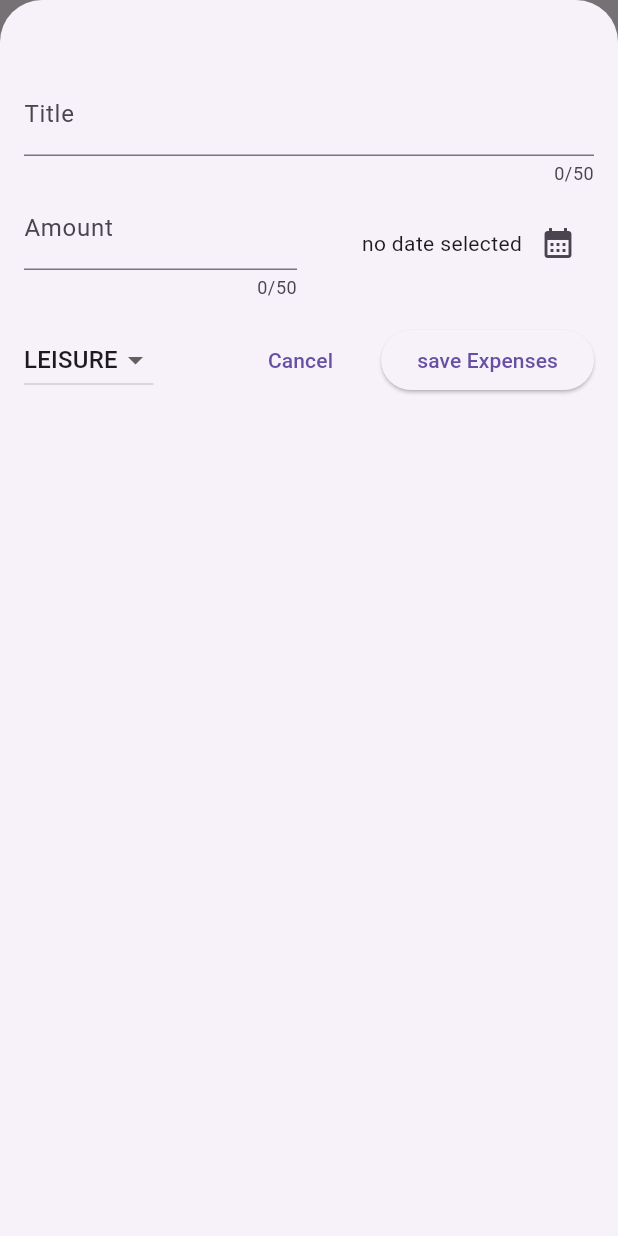
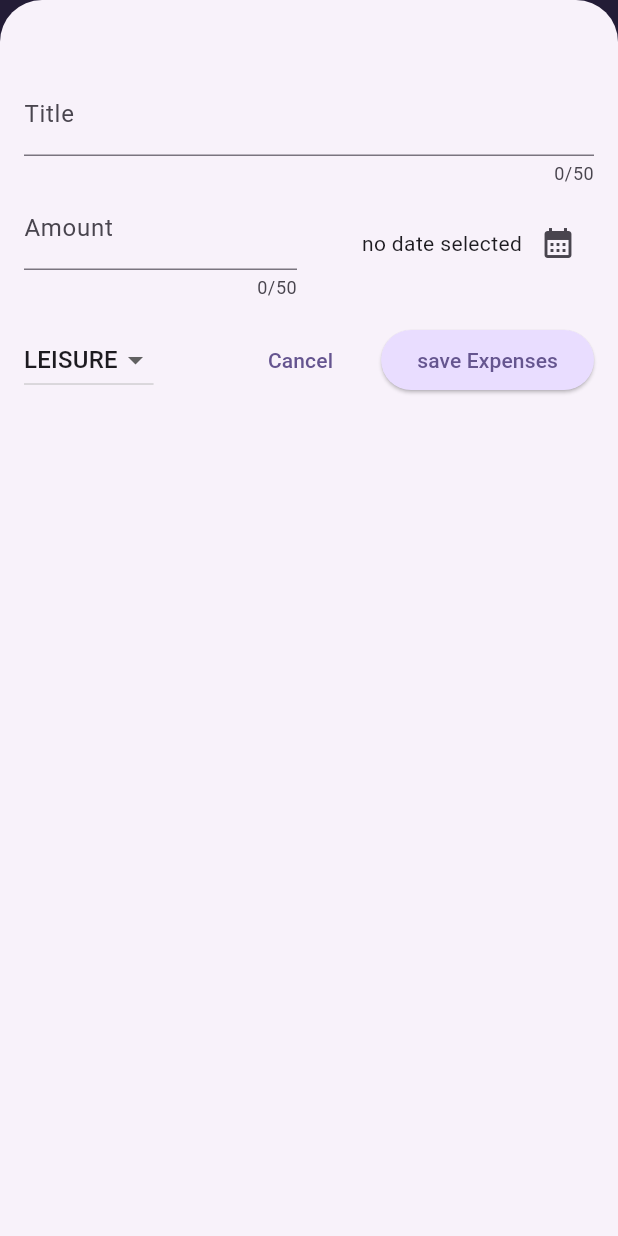
Before and after one commit to stanzealot/expense_tracker, a Flutter app: the screen it shows after launch, after a tap on the "add" icon, on a phone screen of 412 x 824 dp. Run offline on Flutter 3.47's test engine with Material 3 defaults, Android fonts, the phone set to English and light mode, and no system bars.

Commit message:
added theme:

```diff
--- a/lib/main.dart
+++ b/lib/main.dart
@@ -1,9 +1,32 @@
 import 'package:expense_tracker/widgets/expenses.dart';
 import 'package:flutter/material.dart';
 
+var kColorScheme =
+    ColorScheme.fromSeed(seedColor: const Color.fromARGB(255, 96, 59, 181));
 void main() {
   runApp(MaterialApp(
-    theme: ThemeData(useMaterial3: true),
+    theme: ThemeData().copyWith(
+      useMaterial3: true,
+      colorScheme: kColorScheme,
+      appBarTheme: const AppBarTheme().copyWith(
+        backgroundColor: kColorScheme.onPrimaryContainer,
+        foregroundColor: kColorScheme.primaryContainer,
+      ),
+      cardTheme: const CardTheme().copyWith(
+        color: kColorScheme.secondaryContainer,
+        margin: const EdgeInsets.symmetric(horizontal: 16, vertical: 8),
+      ),
+      elevatedButtonTheme: ElevatedButtonThemeData(
+        style: ElevatedButton.styleFrom(
+            backgroundColor: kColorScheme.primaryContainer),
+      ),
+      textTheme: ThemeData().textTheme.copyWith(
+            titleLarge: TextStyle(
+                fontWeight: FontWeight.bold,
+                color: kColorScheme.onSecondaryContainer,
+                fontSize: 17),
+          ),
+    ),
     home: const Expenses(),
   ));
 }
--- a/lib/widgets/expenses_list/expense_item.dart
+++ b/lib/widgets/expenses_list/expense_item.dart
@@ -15,8 +15,12 @@ class ExpenseItem extends StatelessWidget {
           vertical: 16,
         ),
         child: Column(
+          crossAxisAlignment: CrossAxisAlignment.start,
           children: [
-            Text(expense.title),
+            Text(
+              expense.title,
+              style: Theme.of(context).textTheme.titleLarge,
+            ),
             const SizedBox(
               height: 4,
             ),
--- a/lib/widgets/expenses_list/expenses_list.dart
+++ b/lib/widgets/expenses_list/expenses_list.dart
@@ -1,6 +1,7 @@
 import 'package:expense_tracker/modules/expense.dart';
 import 'package:expense_tracker/widgets/expenses_list/expense_item.dart';
 import 'package:flutter/cupertino.dart';
+import 'package:flutter/material.dart';
 
 class ExpensesList extends StatelessWidget {
   const ExpensesList(
@@ -15,6 +16,12 @@ class ExpensesList extends StatelessWidget {
       itemCount: expenses.length,
       itemBuilder: (ctx, index) => Dismissible(
         key: ValueKey(expenses[index]),
+        background: Container(
+          color: Theme.of(context).colorScheme.error,
+          margin: EdgeInsets.symmetric(
+            horizontal: Theme.of(context).cardTheme.margin!.horizontal,
+          ),
+        ),
         onDismissed: (direction) {
           onRemoveExpense(expenses[index]);
         },
```
